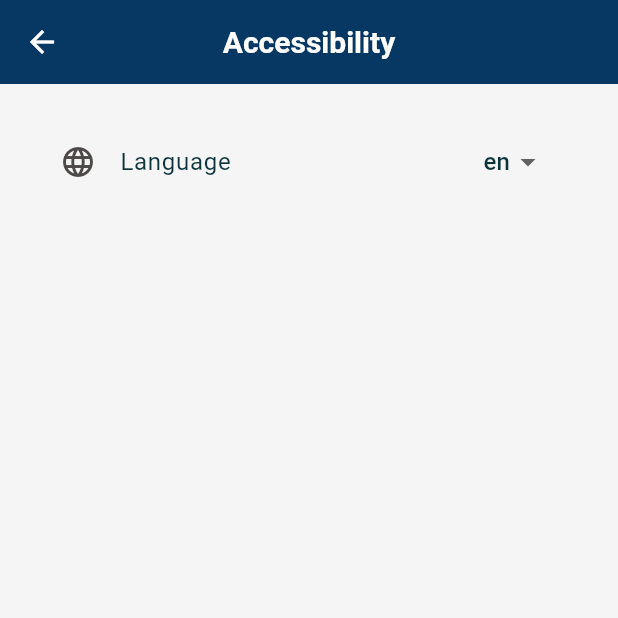
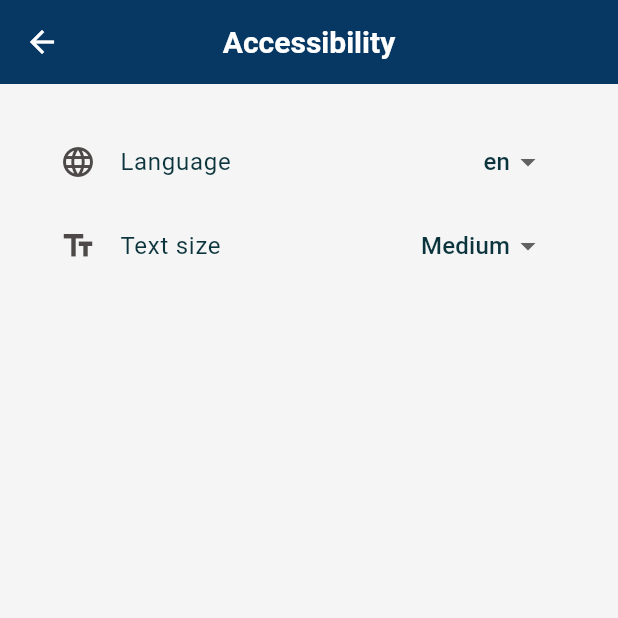
Before and after one commit to manuelcabrera1/surbased, a Flutter app: the UserAccessibilityPage screen opened by its route, on a phone screen of 412 x 824 dp, the top half of it. Run offline on Flutter 3.47's test engine with Material 3 defaults, Android fonts, the phone set to English and light mode, and no system bars; our stand-ins replace fl_chart, shared_preferences, table_calendar; accounts and stored records are empty; generated files the repository leaves out were written again.

Commit message:
feat(frontend): add font size option to accessibility settings

```diff
--- a/client/surbased/lib/src/user/application/pages/user_accessibility_page.dart
+++ b/client/surbased/lib/src/user/application/pages/user_accessibility_page.dart
@@ -2,6 +2,7 @@ import 'package:flutter/material.dart';
 import 'package:flutter_gen/gen_l10n/app_localizations.dart';
 import 'package:provider/provider.dart';
 import 'package:surbased/src/shared/application/provider/lang_provider.dart';
+import 'package:surbased/src/shared/application/provider/accessibility_provider.dart';
 
 class UserAccessibilityPage extends StatelessWidget {
   const UserAccessibilityPage({super.key});
@@ -9,7 +10,9 @@ class UserAccessibilityPage extends StatelessWidget {
   @override
   Widget build(BuildContext context) {
     final langProvider = Provider.of<LangProvider>(context);
+    final accessibilityProvider = Provider.of<AccessibilityProvider>(context);
     final t = AppLocalizations.of(context)!;
+
     return Scaffold(
       appBar: AppBar(
         title: Text(t.accessibility_page_title),
@@ -22,6 +25,7 @@ class UserAccessibilityPage extends StatelessWidget {
         padding: const EdgeInsets.all(24),
         child: Column(
           children: [
+            // Idioma
             ListTile(
               leading: const Icon(Icons.language),
               title: Text(t.language),
@@ -39,8 +43,35 @@ class UserAccessibilityPage extends StatelessWidget {
                 ),
               ),
             ),
+
+            // Tamaño del texto
+            ListTile(
+              leading: const Icon(Icons.text_fields),
+              title: Text(t.text_size),
+              trailing: DropdownButtonHideUnderline(
+                child: DropdownButton<String>(
+                  value: accessibilityProvider.textSize,
+                  onChanged: (value) => accessibilityProvider.textSize = value!,
+                  items: [
+                    DropdownMenuItem(
+                      value: 'small',
+                      child: Text(t.text_size_small),
+                    ),
+                    DropdownMenuItem(
+                      value: 'medium',
+                      child: Text(t.text_size_medium),
+                    ),
+                    DropdownMenuItem(
+                      value: 'large',
+                      child: Text(t.text_size_large),
+                    ),
                   ],
                 ),
-        ));
+              ),
+            ),
+          ],
+        ),
+      ),
+    );
   }
 }
```
Lines whose indentation alone changed are shown as unchanged.
